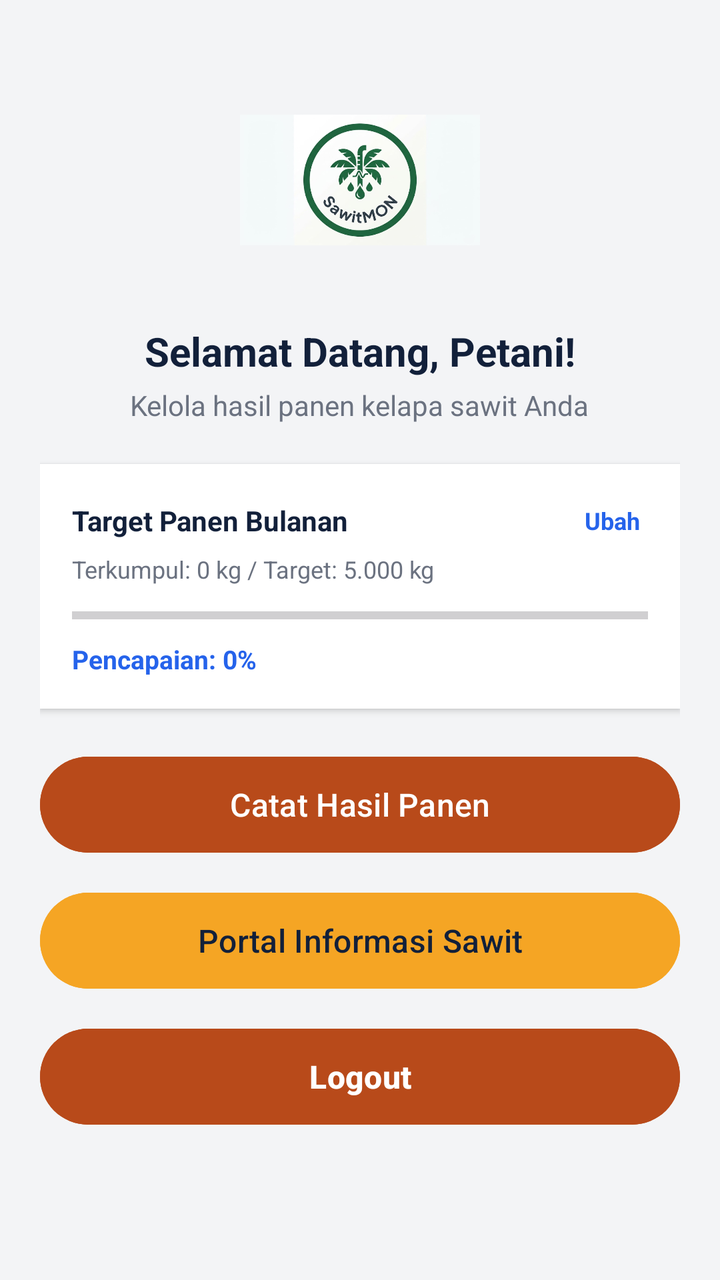
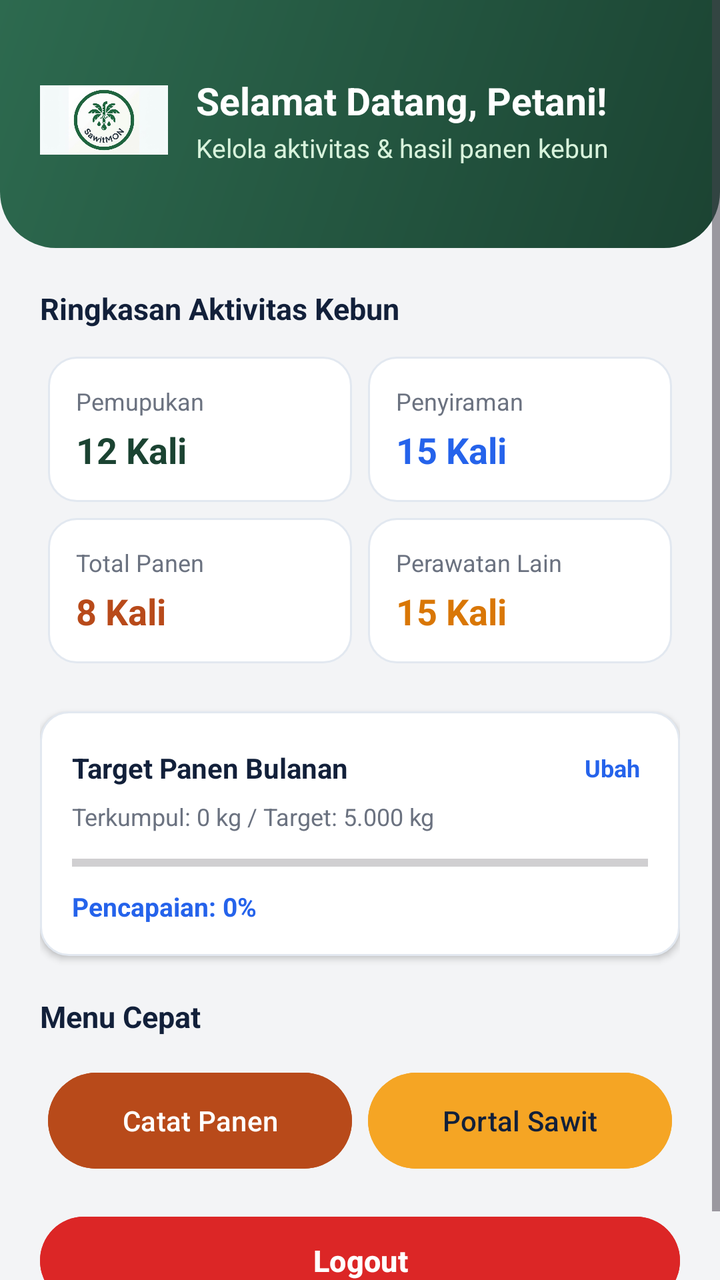

Two renders of the same Android screen: before a commit and after it. Below are the layout's source before the change and the commit's diff.
<!-- AndroidManifest.xml: application theme Theme.ELVOreo -->
<!-- res/layout/fragment_home.xml -->
<?xml version="1.0" encoding="utf-8"?>
<ScrollView xmlns:android="http://schemas.android.com/apk/res/android"
    xmlns:app="http://schemas.android.com/apk/res-auto"
    android:layout_width="match_parent"
    android:layout_height="match_parent"
    android:background="#F3F4F6"
    android:padding="20dp">

    <LinearLayout
        android:layout_width="match_parent"
        android:layout_height="wrap_content"
        android:orientation="vertical"
        android:gravity="center_horizontal">

        
        <ImageView
            android:id="@+id/imgLogo"
            android:layout_width="120dp"
            android:layout_height="120dp"
            android:layout_marginTop="10dp"
            android:layout_marginBottom="12dp"
            android:src="@drawable/logosawit"
            android:scaleType="fitCenter" />

        
        <TextView
            android:layout_width="wrap_content"
            android:layout_height="wrap_content"
            android:text="Selamat Datang, Petani!"
            android:textColor="#12203A"
            android:textSize="20sp"
            android:textStyle="bold"
            android:layout_marginBottom="4dp" />

        <TextView
            android:layout_width="wrap_content"
            android:layout_height="wrap_content"
            android:text="Kelola hasil panen kelapa sawit Anda"
            android:textColor="#6B7280"
            android:textSize="14sp"
            android:layout_marginBottom="20dp" />

        
        <LinearLayout
            android:layout_width="match_parent"
            android:layout_height="wrap_content"
            android:orientation="vertical"
            android:background="#FFFFFF"
            android:padding="16dp"
            android:elevation="2dp"
            android:layout_marginBottom="20dp">

            <RelativeLayout
                android:layout_width="match_parent"
                android:layout_height="wrap_content"
                android:layout_marginBottom="4dp">

                <TextView
                    android:layout_width="wrap_content"
                    android:layout_height="wrap_content"
                    android:layout_alignParentLeft="true"
                    android:layout_centerVertical="true"
                    android:text="Target Panen Bulanan"
                    android:textColor="#12203A"
                    android:textSize="14sp"
                    android:textStyle="bold" />

                
                <TextView
                    android:id="@+id/btnUbahTarget"
                    android:layout_width="wrap_content"
                    android:layout_height="wrap_content"
                    android:layout_alignParentRight="true"
                    android:layout_centerVertical="true"
                    android:text="Ubah"
                    android:textColor="#2563EB"
                    android:textSize="12sp"
                    android:textStyle="bold"
                    android:padding="4dp" />
            </RelativeLayout>

            <TextView
                android:id="@+id/tvTargetStatus"
                android:layout_width="wrap_content"
                android:layout_height="wrap_content"
                android:text="Terkumpul: 0 kg / Target: 5.000 kg"
                android:textColor="#6B7280"
                android:textSize="12sp"
                android:layout_marginBottom="10dp" />

            
            <ProgressBar
                android:id="@+id/pbTargetPanen"
                style="?android:attr/progressBarStyleHorizontal"
                android:layout_width="match_parent"
                android:layout_height="10dp"
                android:max="100"
                android:progress="0"
                android:progressTint="#2563EB"
                android:backgroundTint="#E2E8F0"
                android:layout_marginBottom="8dp" />

            <TextView
                android:id="@+id/tvPersentaseTarget"
                android:layout_width="wrap_content"
                android:layout_height="wrap_content"
                android:text="Pencapaian: 0%"
                android:textColor="#2563EB"
                android:textSize="13sp"
                android:textStyle="bold" />
        </LinearLayout>

        
        <Button
            android:id="@+id/btnDetail"
            android:layout_width="match_parent"
            android:layout_height="56dp"
            android:text="Catat Hasil Panen"
            android:textColor="#FFFFFF"
            android:textSize="16sp"
            android:backgroundTint="#B84A1A"
            android:layout_marginBottom="12dp" />

        
        <Button
            android:id="@+id/btnWebSawit"
            android:layout_width="match_parent"
            android:layout_height="56dp"
            android:text="Portal Informasi Sawit"
            android:textColor="#12203A"
            android:textSize="16sp"
            android:backgroundTint="#F5A524"
            android:layout_marginBottom="12dp" />

        
        <Button
            android:id="@+id/btnLogout"
            android:layout_width="match_parent"
            android:layout_height="56dp"
            android:text="Logout"
            android:textColor="#FFFFFF"
            android:textSize="16sp"
            android:backgroundTint="#B84A1A"
            android:textStyle="bold" />

    </LinearLayout>
</ScrollView>
<!-- resources referenced by this layout -->
<resources>
  <!-- drawable logosawit: png bitmap (drawable, 207761 bytes) -->
  <style name="Theme.ELVOreo" parent="Base.Theme.ELVOreo" />
  <style name="Base.Theme.ELVOreo" parent="Theme.Material3.DayNight.NoActionBar">
          
          
      </style>
</resources>

<!-- the commit's change to res/layout/fragment_home.xml (unified diff, before → after) -->
@@ -1,147 +1,308 @@
 <?xml version="1.0" encoding="utf-8"?>
 <ScrollView xmlns:android="http://schemas.android.com/apk/res/android"
-    xmlns:app="http://schemas.android.com/apk/res-auto"
     android:layout_width="match_parent"
     android:layout_height="match_parent"
-    android:background="#F3F4F6"
-    android:padding="20dp">
+    android:background="#F3F4F6">
 
     <LinearLayout
         android:layout_width="match_parent"
         android:layout_height="wrap_content"
-        android:orientation="vertical"
-        android:gravity="center_horizontal">
+        android:orientation="vertical">
 
         
-        <ImageView
-            android:id="@+id/imgLogo"
-            android:layout_width="120dp"
-            android:layout_height="120dp"
-            android:layout_marginTop="10dp"
-            android:layout_marginBottom="12dp"
-            android:src="@drawable/logosawit"
-            android:scaleType="fitCenter" />
-
-        
-        <TextView
-            android:layout_width="wrap_content"
+        <LinearLayout
+            android:layout_width="match_parent"
             android:layout_height="wrap_content"
-            android:text="Selamat Datang, Petani!"
-            android:textColor="#12203A"
-            android:textSize="20sp"
-            android:textStyle="bold"
-            android:layout_marginBottom="4dp" />
-
-        <TextView
-            android:layout_width="wrap_content"
-            android:layout_height="wrap_content"
-            android:text="Kelola hasil panen kelapa sawit Anda"
-            android:textColor="#6B7280"
-            android:textSize="14sp"
-            android:layout_marginBottom="20dp" />
+            android:background="@drawable/bg_header_home"
+            android:gravity="center_vertical"
+            android:orientation="horizontal"
+            android:paddingStart="20dp"
+            android:paddingTop="28dp"
+            android:paddingEnd="20dp"
+            android:paddingBottom="32dp">
+
+            <ImageView
+                android:id="@+id/imgLogo"
+                android:layout_width="64dp"
+                android:layout_height="64dp"
+                android:scaleType="fitCenter"
+                android:src="@drawable/logosawit" />
+
+            <LinearLayout
+                android:layout_width="0dp"
+                android:layout_height="wrap_content"
+                android:layout_marginStart="14dp"
+                android:layout_weight="1"
+                android:orientation="vertical">
+
+                <TextView
+                    android:layout_width="wrap_content"
+                    android:layout_height="wrap_content"
+                    android:text="Selamat Datang, Petani!"
+                    android:textColor="#FFFFFF"
+                    android:textSize="19sp"
+                    android:textStyle="bold" />
+
+                <TextView
+                    android:layout_width="wrap_content"
+                    android:layout_height="wrap_content"
+                    android:layout_marginTop="2dp"
+                    android:text="Kelola aktivitas &amp; hasil panen kebun"
+                    android:textColor="#D8F3DC"
+                    android:textSize="13sp" />
+            </LinearLayout>
+        </LinearLayout>
 
         
         <LinearLayout
             android:layout_width="match_parent"
             android:layout_height="wrap_content"
             android:orientation="vertical"
-            android:background="#FFFFFF"
-            android:padding="16dp"
-            android:elevation="2dp"
-            android:layout_marginBottom="20dp">
-
-            <RelativeLayout
+            android:padding="20dp">
+
+            
+            <TextView
+                android:layout_width="wrap_content"
+                android:layout_height="wrap_content"
+                android:layout_marginBottom="10dp"
+                android:text="Ringkasan Aktivitas Kebun"
+                android:textColor="#12203A"
+                android:textSize="15sp"
+                android:textStyle="bold" />
+
+            <GridLayout
                 android:layout_width="match_parent"
                 android:layout_height="wrap_content"
-                android:layout_marginBottom="4dp">
+                android:layout_marginBottom="20dp"
+                android:columnCount="2"
+                android:rowCount="2"
+                android:useDefaultMargins="true">
+
+                
+                <LinearLayout
+                    android:layout_width="0dp"
+                    android:layout_height="wrap_content"
+                    android:layout_columnWeight="1"
+                    android:background="@drawable/bg_card_grid"
+                    android:orientation="vertical"
+                    android:padding="14dp">
+
+                    <TextView
+                        android:layout_width="wrap_content"
+                        android:layout_height="wrap_content"
+                        android:text="Pemupukan"
+                        android:textColor="#6B7280"
+                        android:textSize="12sp" />
+
+                    <TextView
+                        android:id="@+id/tvCountPupuk"
+                        android:layout_width="wrap_content"
+                        android:layout_height="wrap_content"
+                        android:layout_marginTop="4dp"
+                        android:text="12 Kali"
+                        android:textColor="#1B4332"
+                        android:textSize="18sp"
+                        android:textStyle="bold" />
+                </LinearLayout>
+
+                
+                <LinearLayout
+                    android:layout_width="0dp"
+                    android:layout_height="wrap_content"
+                    android:layout_columnWeight="1"
+                    android:background="@drawable/bg_card_grid"
+                    android:orientation="vertical"
+                    android:padding="14dp">
+
+                    <TextView
+                        android:layout_width="wrap_content"
+                        android:layout_height="wrap_content"
+                        android:text="Penyiraman"
+                        android:textColor="#6B7280"
+                        android:textSize="12sp" />
+
+                    <TextView
+                        android:id="@+id/tvCountSiram"
+                        android:layout_width="wrap_content"
+                        android:layout_height="wrap_content"
+                        android:layout_marginTop="4dp"
+                        android:text="15 Kali"
+                        android:textColor="#2563EB"
+                        android:textSize="18sp"
+                        android:textStyle="bold" />
+                </LinearLayout>
+
+                
+                <LinearLayout
+                    android:layout_width="0dp"
+                    android:layout_height="wrap_content"
+                    android:layout_columnWeight="1"
+                    android:background="@drawable/bg_card_grid"
+                    android:orientation="vertical"
+                    android:padding="14dp">
+
+                    <TextView
+                        android:layout_width="wrap_content"
+                        android:layout_height="wrap_content"
+                        android:text="Total Panen"
+                        android:textColor="#6B7280"
+                        android:textSize="12sp" />
+
+                    <TextView
+                        android:id="@+id/tvCountPanen"
+                        android:layout_width="wrap_content"
+                        android:layout_height="wrap_content"
+                        android:layout_marginTop="4dp"
+                        android:text="8 Kali"
+                        android:textColor="#B84A1A"
+                        android:textSize="18sp"
+                        android:textStyle="bold" />
+                </LinearLayout>
+
+                
+                <LinearLayout
+                    android:layout_width="0dp"
+                    android:layout_height="wrap_content"
+                    android:layout_columnWeight="1"
+                    android:background="@drawable/bg_card_grid"
+                    android:orientation="vertical"
+                    android:padding="14dp">
+
+                    <TextView
+                        android:layout_width="wrap_content"
+                        android:layout_height="wrap_content"
+                        android:text="Perawatan Lain"
+                        android:textColor="#6B7280"
+                        android:textSize="12sp" />
+
+                    <TextView
+                        android:id="@+id/tvCountLain"
+                        android:layout_width="wrap_content"
+                        android:layout_height="wrap_content"
+                        android:layout_marginTop="4dp"
+                        android:text="15 Kali"
+                        android:textColor="#D97706"
+                        android:textSize="18sp"
+                        android:textStyle="bold" />
+                </LinearLayout>
+            </GridLayout>
+
+            
+            <LinearLayout
+                android:layout_width="match_parent"
+                android:layout_height="wrap_content"
+                android:layout_marginBottom="20dp"
+                android:background="@drawable/bg_card_grid"
+                android:elevation="2dp"
+                android:orientation="vertical"
+                android:padding="16dp">
+
+                <RelativeLayout
+                    android:layout_width="match_parent"
+                    android:layout_height="wrap_content"
+                    android:layout_marginBottom="4dp">
+
+                    <TextView
+                        android:layout_width="wrap_content"
+                        android:layout_height="wrap_content"
+                        android:layout_alignParentStart="true"
+                        android:layout_centerVertical="true"
+                        android:text="Target Panen Bulanan"
+                        android:textColor="#12203A"
+                        android:textSize="14sp"
+                        android:textStyle="bold" />
+
+                    <TextView
+                        android:id="@+id/btnUbahTarget"
+                        android:layout_width="wrap_content"
+                        android:layout_height="wrap_content"
+                        android:layout_alignParentEnd="true"
+                        android:layout_centerVertical="true"
+                        android:padding="4dp"
+                        android:text="Ubah"
+                        android:textColor="#2563EB"
+                        android:textSize="12sp"
+                        android:textStyle="bold" />
+                </RelativeLayout>
 
                 <TextView
+                    android:id="@+id/tvTargetStatus"
                     android:layout_width="wrap_content"
                     android:layout_height="wrap_content"
-                    android:layout_alignParentLeft="true"
-                    android:layout_centerVertical="true"
-                    android:text="Target Panen Bulanan"
+                    android:layout_marginBottom="10dp"
+                    android:text="Terkumpul: 0 kg / Target: 5.000 kg"
+                    android:textColor="#6B7280"
+                    android:textSize="12sp" />
+
+                <ProgressBar
+                    android:id="@+id/pbTargetPanen"
+                    style="?android:attr/progressBarStyleHorizontal"
+                    android:layout_width="match_parent"
+                    android:layout_height="10dp"
+                    android:layout_marginBottom="8dp"
+                    android:backgroundTint="#E2E8F0"
+                    android:max="100"
+                    android:progress="0"
+                    android:progressTint="#2563EB" />
+
+                <TextView
+                    android:id="@+id/tvPersentaseTarget"
+                    android:layout_width="wrap_content"
+                    android:layout_height="wrap_content"
+                    android:text="Pencapaian: 0%"
+                    android:textColor="#2563EB"
+                    android:textSize="13sp"
+                    android:textStyle="bold" />
+            </LinearLayout>
+
+            
+            <TextView
+                android:layout_width="wrap_content"
+                android:layout_height="wrap_content"
+                android:layout_marginBottom="10dp"
+                android:text="Menu Cepat"
+                android:textColor="#12203A"
+                android:textSize="15sp"
+                android:textStyle="bold" />
+
+            <GridLayout
+                android:layout_width="match_parent"
+                android:layout_height="wrap_content"
+                android:layout_marginBottom="12dp"
+                android:columnCount="2"
+                android:useDefaultMargins="true">
+
+                <Button
+                    android:id="@+id/btnDetail"
+                    android:layout_width="0dp"
+                    android:layout_height="56dp"
+                    android:layout_columnWeight="1"
+                    android:backgroundTint="#B84A1A"
+                    android:text="Catat Panen"
+                    android:textColor="#FFFFFF"
+                    android:textSize="14sp" />
+
+                <Button
+                    android:id="@+id/btnWebSawit"
+                    android:layout_width="0dp"
+                    android:layout_height="56dp"
+                    android:layout_columnWeight="1"
+                    android:backgroundTint="#F5A524"
+                    android:text="Portal Sawit"
                     android:textColor="#12203A"
-                    android:textSize="14sp"
-                    android:textStyle="bold" />
-
-                
-                <TextView
-                    android:id="@+id/btnUbahTarget"
-                    android:layout_width="wrap_content"
-                    android:layout_height="wrap_content"
-                    android:layout_alignParentRight="true"
-                    android:layout_centerVertical="true"
-                    android:text="Ubah"
-                    android:textColor="#2563EB"
-                    android:textSize="12sp"
-                    android:textStyle="bold"
-                    android:padding="4dp" />
-            </RelativeLayout>
-
-            <TextView
-                android:id="@+id/tvTargetStatus"
-                android:layout_width="wrap_content"
-                android:layout_height="wrap_content"
-                android:text="Terkumpul: 0 kg / Target: 5.000 kg"
-                android:textColor="#6B7280"
-                android:textSize="12sp"
-                android:layout_marginBottom="10dp" />
-
-            
-            <ProgressBar
-                android:id="@+id/pbTargetPanen"
-                style="?android:attr/progressBarStyleHorizontal"
+                    android:textSize="14sp" />
+            </GridLayout>
+
+            <Button
+                android:id="@+id/btnLogout"
                 android:layout_width="match_parent"
-                android:layout_height="10dp"
-                android:max="100"
-                android:progress="0"
-                android:progressTint="#2563EB"
-                android:backgroundTint="#E2E8F0"
-                android:layout_marginBottom="8dp" />
-
-            <TextView
-                android:id="@+id/tvPersentaseTarget"
-                android:layout_width="wrap_content"
-                android:layout_height="wrap_content"
-                android:text="Pencapaian: 0%"
-                android:textColor="#2563EB"
-                android:textSize="13sp"
+                android:layout_height="52dp"
+                android:backgroundTint="#DC2626"
+                android:text="Logout"
+                android:textColor="#FFFFFF"
+                android:textSize="15sp"
                 android:textStyle="bold" />
+
         </LinearLayout>
-
-        
-        <Button
-            android:id="@+id/btnDetail"
-            android:layout_width="match_parent"
-            android:layout_height="56dp"
-            android:text="Catat Hasil Panen"
-            android:textColor="#FFFFFF"
-            android:textSize="16sp"
-            android:backgroundTint="#B84A1A"
-            android:layout_marginBottom="12dp" />
-
-        
-        <Button
-            android:id="@+id/btnWebSawit"
-            android:layout_width="match_parent"
-            android:layout_height="56dp"
-            android:text="Portal Informasi Sawit"
-            android:textColor="#12203A"
-            android:textSize="16sp"
-            android:backgroundTint="#F5A524"
-            android:layout_marginBottom="12dp" />
-
-        
-        <Button
-            android:id="@+id/btnLogout"
-            android:layout_width="match_parent"
-            android:layout_height="56dp"
-            android:text="Logout"
-            android:textColor="#FFFFFF"
-            android:textSize="16sp"
-            android:backgroundTint="#B84A1A"
-            android:textStyle="bold" />
-
     </LinearLayout>
 </ScrollView>
<!-- resource entries referenced after the edit -->
@@ -1,5 +1,28 @@
 <!-- resources referenced by this layout -->
 <resources>
+  <!-- drawable bg_card_grid (drawable) -->
+  <?xml version="1.0" encoding="utf-8"?>
+  <shape xmlns:android="http://schemas.android.com/apk/res/android"
+      android:shape="rectangle">
+      <solid android:color="#FFFFFF" />
+      <corners android:radius="14dp" />
+      <stroke
+          android:width="1dp"
+          android:color="#E2E8F0" />
+  </shape>
+  <!-- drawable bg_header_home (drawable) -->
+  <?xml version="1.0" encoding="utf-8"?>
+  <shape xmlns:android="http://schemas.android.com/apk/res/android"
+      android:shape="rectangle">
+      <gradient
+          android:angle="135"
+          android:startColor="#1B4332"
+          android:endColor="#2D6A4F"
+          android:type="linear" />
+      <corners
+          android:bottomLeftRadius="28dp"
+          android:bottomRightRadius="28dp" />
+  </shape>
   <!-- drawable logosawit: png bitmap (drawable, 207761 bytes) -->
   <style name="Theme.ELVOreo" parent="Base.Theme.ELVOreo" />
   <style name="Base.Theme.ELVOreo" parent="Theme.Material3.DayNight.NoActionBar">
